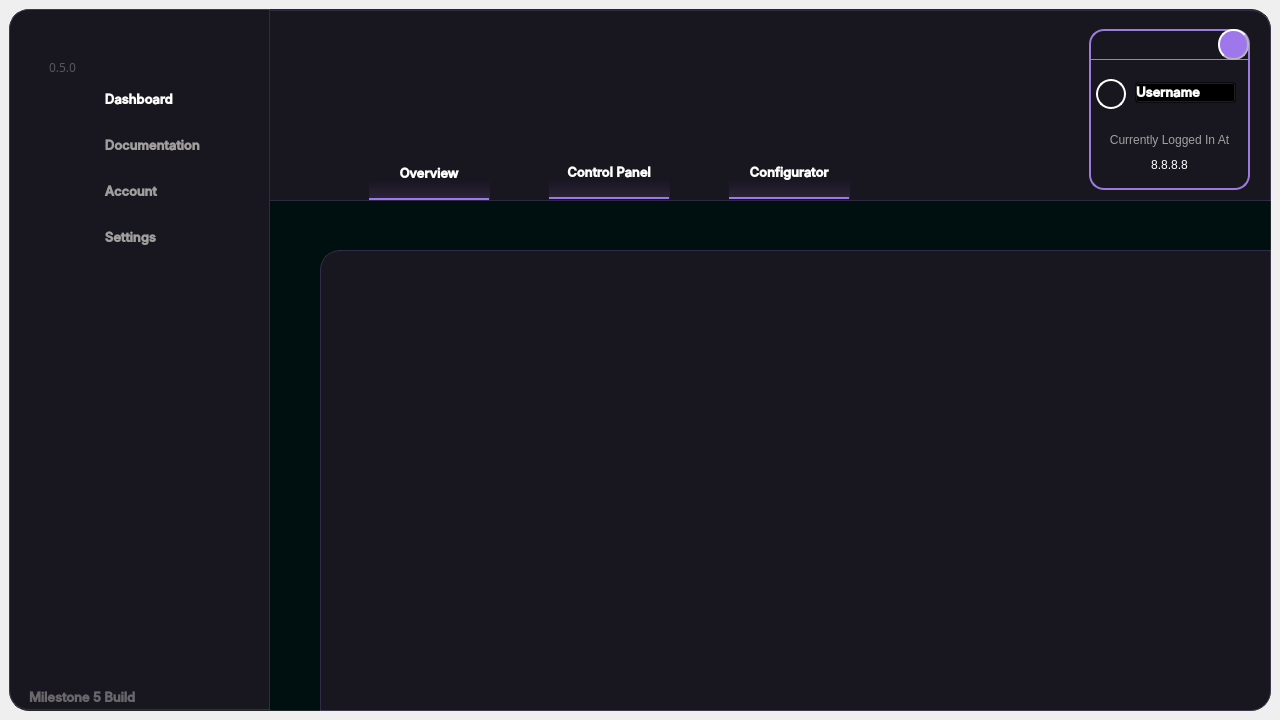
ameasere/Polaris, file UI/main.ui: the form before one commit.
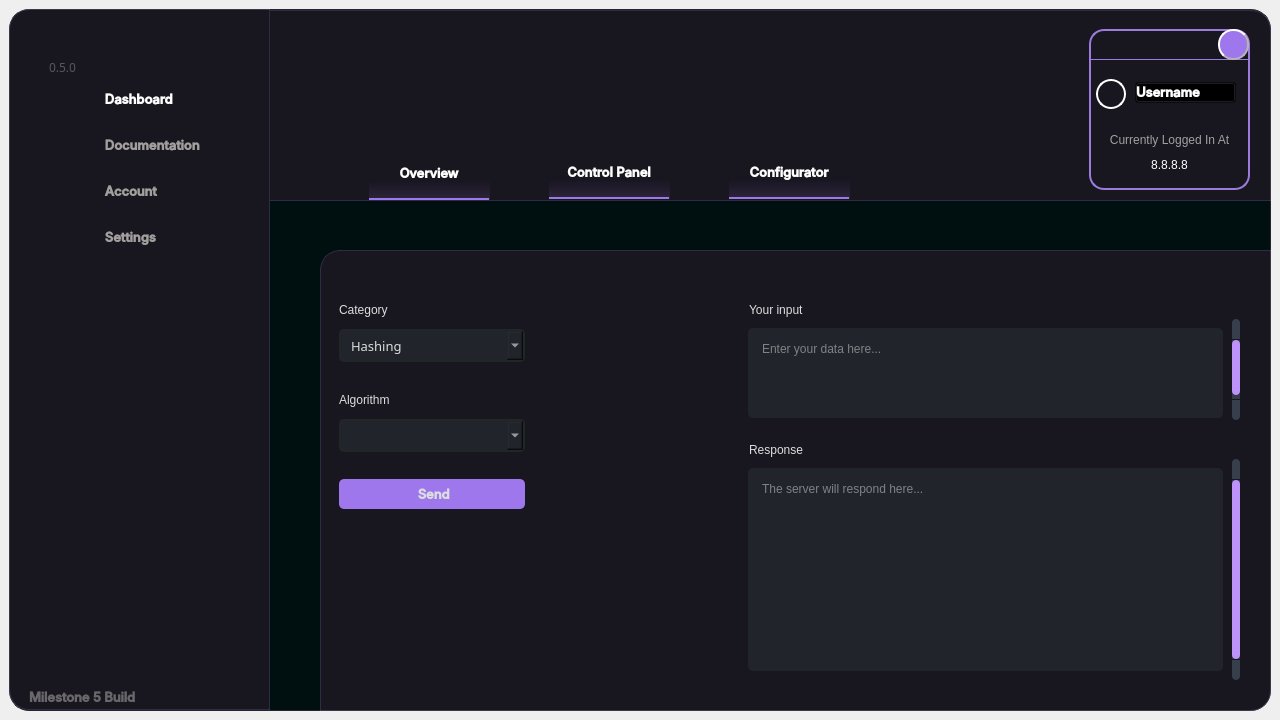
The form after the commit. The open tabs and pages were chosen to show the change. Icons and pictures are not drawn.

The edit to the form file:
```diff
--- a/UI/main.ui
+++ b/UI/main.ui
@@ -2697,8 +2697,449 @@
          </widget>
         </widget>
        </widget>
-       <widget class="QWidget" name="configurator"/>
-       <widget class="QWidget" name="controlpanel"/>
+       <widget class="QWidget" name="configurator">
+        <widget class="QLabel" name="addhsmtitle_2">
+         <property name="geometry">
+          <rect>
+           <x>0</x>
+           <y>90</y>
+           <width>931</width>
+           <height>51</height>
+          </rect>
+         </property>
+         <property name="styleSheet">
+          <string notr="true">font: 600 16pt &quot;Inter Medium&quot;;</string>
+         </property>
+         <property name="text">
+          <string>You're an early bird!</string>
+         </property>
+         <property name="alignment">
+          <set>Qt::AlignCenter</set>
+         </property>
+        </widget>
+        <widget class="QLabel" name="addhsmtitle_3">
+         <property name="geometry">
+          <rect>
+           <x>0</x>
+           <y>160</y>
+           <width>931</width>
+           <height>51</height>
+          </rect>
+         </property>
+         <property name="styleSheet">
+          <string notr="true">font: 600 14pt &quot;Inter Medium&quot;;
+color: #9e77ed;</string>
+         </property>
+         <property name="text">
+          <string>This panel is not ready yet. We want you to experience the best of Polaris, so this panel will be available to you once it is developed and tested enough to not cause disruption or headache for you!</string>
+         </property>
+         <property name="alignment">
+          <set>Qt::AlignCenter</set>
+         </property>
+         <property name="wordWrap">
+          <bool>true</bool>
+         </property>
+        </widget>
+        <widget class="QPushButton" name="btn_earlybird">
+         <property name="geometry">
+          <rect>
+           <x>370</x>
+           <y>250</y>
+           <width>181</width>
+           <height>41</height>
+          </rect>
+         </property>
+         <property name="minimumSize">
+          <size>
+           <width>120</width>
+           <height>15</height>
+          </size>
+         </property>
+         <property name="font">
+          <font>
+           <family>Inter Medium</family>
+           <pointsize>10</pointsize>
+           <italic>false</italic>
+           <bold>true</bold>
+          </font>
+         </property>
+         <property name="cursor">
+          <cursorShape>PointingHandCursor</cursorShape>
+         </property>
+         <property name="styleSheet">
+          <string notr="true">#btn_earlybird {
+background-color: rgba(222, 222, 222, 50);
+font: 600 10pt &quot;Inter Medium&quot;;
+text-align: center;
+border: 1px solid rgba(255, 255, 255, 150);
+border-radius: 5px;
+}
+#btn_earlybird:hover {
+background-color: rgba(222, 222, 222, 90);
+font: 600 10pt &quot;Inter Medium&quot;;
+text-align: center;
+border: 1px solid rgba(255, 255, 255, 150);
+border-radius: 5px;
+}
+#btn_earlybird:pressed {
+background-color: rgba(222, 222, 222, 150);
+font: 600 10pt &quot;Inter Medium&quot;;
+text-align: center;
+border: 1px solid rgba(255, 255, 255, 150);
+border-radius: 5px;
+}</string>
+         </property>
+         <property name="text">
+          <string>Return to Overview</string>
+         </property>
+         <property name="icon">
+          <iconset resource="resources.qrc">
+           <normaloff>:/icons/images/icons/arrow-left.png</normaloff>:/icons/images/icons/arrow-left.png</iconset>
+         </property>
+        </widget>
+       </widget>
+       <widget class="QWidget" name="controlpanel">
+        <widget class="QScrollArea" name="send_sa">
+         <property name="geometry">
+          <rect>
+           <x>410</x>
+           <y>200</y>
+           <width>501</width>
+           <height>221</height>
+          </rect>
+         </property>
+         <property name="styleSheet">
+          <string notr="true"> QScrollBar:vertical {
+    background: rgb(52, 59, 72);
+ }
+ QScrollBar:horizontal {
+    background: rgb(52, 59, 72);
+ }</string>
+         </property>
+         <property name="frameShape">
+          <enum>QFrame::NoFrame</enum>
+         </property>
+         <property name="verticalScrollBarPolicy">
+          <enum>Qt::ScrollBarAlwaysOn</enum>
+         </property>
+         <property name="horizontalScrollBarPolicy">
+          <enum>Qt::ScrollBarAsNeeded</enum>
+         </property>
+         <property name="widgetResizable">
+          <bool>true</bool>
+         </property>
+         <widget class="QWidget" name="scrollAreaWidgetContents">
+          <property name="geometry">
+           <rect>
+            <x>0</x>
+            <y>0</y>
+            <width>493</width>
+            <height>221</height>
+           </rect>
+          </property>
+          <property name="styleSheet">
+           <string notr="true"> QScrollBar:vertical {
+	border: none;
+    background: rgb(52, 59, 72);
+    width: 14px;
+    margin: 21px 0 21px 0;
+	border-radius: 0px;
+ }</string>
+          </property>
+          <layout class="QHBoxLayout" name="horizontalLayout_11">
+           <item>
+            <widget class="QPlainTextEdit" name="response_pte">
+             <property name="minimumSize">
+              <size>
+               <width>200</width>
+               <height>200</height>
+              </size>
+             </property>
+             <property name="styleSheet">
+              <string notr="true">background-color: rgb(33, 37, 43);
+font: 600 10pt &quot;Inter Medium&quot;;</string>
+             </property>
+             <property name="readOnly">
+              <bool>true</bool>
+             </property>
+             <property name="placeholderText">
+              <string>The server will respond here...</string>
+             </property>
+            </widget>
+           </item>
+          </layout>
+         </widget>
+        </widget>
+        <widget class="QLabel" name="hsmnamelabel_2">
+         <property name="geometry">
+          <rect>
+           <x>420</x>
+           <y>180</y>
+           <width>261</width>
+           <height>21</height>
+          </rect>
+         </property>
+         <property name="styleSheet">
+          <string notr="true">font: 600 10pt &quot;Inter Medium&quot;;</string>
+         </property>
+         <property name="text">
+          <string>Response</string>
+         </property>
+        </widget>
+        <widget class="QScrollArea" name="response_sa_2">
+         <property name="geometry">
+          <rect>
+           <x>410</x>
+           <y>60</y>
+           <width>501</width>
+           <height>101</height>
+          </rect>
+         </property>
+         <property name="styleSheet">
+          <string notr="true"> QScrollBar:vertical {
+    background: rgb(52, 59, 72);
+ }
+ QScrollBar:horizontal {
+    background: rgb(52, 59, 72);
+ }</string>
+         </property>
+         <property name="frameShape">
+          <enum>QFrame::NoFrame</enum>
+         </property>
+         <property name="verticalScrollBarPolicy">
+          <enum>Qt::ScrollBarAlwaysOn</enum>
+         </property>
+         <property name="horizontalScrollBarPolicy">
+          <enum>Qt::ScrollBarAsNeeded</enum>
+         </property>
+         <property name="widgetResizable">
+          <bool>true</bool>
+         </property>
+         <widget class="QWidget" name="scrollAreaWidgetContents_2">
+          <property name="geometry">
+           <rect>
+            <x>0</x>
+            <y>0</y>
+            <width>493</width>
+            <height>108</height>
+           </rect>
+          </property>
+          <property name="styleSheet">
+           <string notr="true"> QScrollBar:vertical {
+	border: none;
+    background: rgb(52, 59, 72);
+    width: 14px;
+    margin: 21px 0 21px 0;
+	border-radius: 0px;
+ }</string>
+          </property>
+          <layout class="QHBoxLayout" name="horizontalLayout_12">
+           <item>
+            <widget class="QPlainTextEdit" name="send_pte">
+             <property name="minimumSize">
+              <size>
+               <width>200</width>
+               <height>90</height>
+              </size>
+             </property>
+             <property name="styleSheet">
+              <string notr="true">background-color: rgb(33, 37, 43);
+font: 600 10pt &quot;Inter Medium&quot;;</string>
+             </property>
+             <property name="readOnly">
+              <bool>false</bool>
+             </property>
+             <property name="placeholderText">
+              <string>Enter your data here...</string>
+             </property>
+            </widget>
+           </item>
+          </layout>
+         </widget>
+        </widget>
+        <widget class="QLabel" name="hsmnamelabel_3">
+         <property name="geometry">
+          <rect>
+           <x>420</x>
+           <y>40</y>
+           <width>261</width>
+           <height>21</height>
+          </rect>
+         </property>
+         <property name="styleSheet">
+          <string notr="true">font: 600 10pt &quot;Inter Medium&quot;;</string>
+         </property>
+         <property name="text">
+          <string>Your input</string>
+         </property>
+        </widget>
+        <widget class="QComboBox" name="category_dd">
+         <property name="geometry">
+          <rect>
+           <x>10</x>
+           <y>70</y>
+           <width>186</width>
+           <height>33</height>
+          </rect>
+         </property>
+         <property name="font">
+          <font>
+           <family>Inter Medium 400</family>
+           <pointsize>10</pointsize>
+           <italic>false</italic>
+           <bold>false</bold>
+          </font>
+         </property>
+         <property name="autoFillBackground">
+          <bool>false</bool>
+         </property>
+         <property name="styleSheet">
+          <string notr="true">background-color: rgb(33, 37, 43);</string>
+         </property>
+         <property name="iconSize">
+          <size>
+           <width>16</width>
+           <height>16</height>
+          </size>
+         </property>
+         <property name="frame">
+          <bool>true</bool>
+         </property>
+         <item>
+          <property name="text">
+           <string>Hashing</string>
+          </property>
+         </item>
+         <item>
+          <property name="text">
+           <string>Encryption</string>
+          </property>
+         </item>
+         <item>
+          <property name="text">
+           <string>Generators</string>
+          </property>
+         </item>
+        </widget>
+        <widget class="QLabel" name="hsmnamelabel_4">
+         <property name="geometry">
+          <rect>
+           <x>10</x>
+           <y>40</y>
+           <width>181</width>
+           <height>21</height>
+          </rect>
+         </property>
+         <property name="styleSheet">
+          <string notr="true">font: 600 10pt &quot;Inter Medium&quot;;</string>
+         </property>
+         <property name="text">
+          <string>Category</string>
+         </property>
+        </widget>
+        <widget class="QLabel" name="hsmnamelabel_5">
+         <property name="geometry">
+          <rect>
+           <x>10</x>
+           <y>130</y>
+           <width>181</width>
+           <height>21</height>
+          </rect>
+         </property>
+         <property name="styleSheet">
+          <string notr="true">font: 600 10pt &quot;Inter Medium&quot;;</string>
+         </property>
+         <property name="text">
+          <string>Algorithm</string>
+         </property>
+        </widget>
+        <widget class="QComboBox" name="algorithm_dd">
+         <property name="geometry">
+          <rect>
+           <x>10</x>
+           <y>160</y>
+           <width>186</width>
+           <height>33</height>
+          </rect>
+         </property>
+         <property name="font">
+          <font>
+           <family>Inter Medium 400</family>
+           <pointsize>10</pointsize>
+           <italic>false</italic>
+           <bold>false</bold>
+          </font>
+         </property>
+         <property name="autoFillBackground">
+          <bool>false</bool>
+         </property>
+         <property name="styleSheet">
+          <string notr="true">background-color: rgb(33, 37, 43);</string>
+         </property>
+         <property name="iconSize">
+          <size>
+           <width>16</width>
+           <height>16</height>
+          </size>
+         </property>
+         <property name="frame">
+          <bool>true</bool>
+         </property>
+        </widget>
+        <widget class="QPushButton" name="btn_sendcommand">
+         <property name="geometry">
+          <rect>
+           <x>10</x>
+           <y>220</y>
+           <width>186</width>
+           <height>30</height>
+          </rect>
+         </property>
+         <property name="minimumSize">
+          <size>
+           <width>150</width>
+           <height>30</height>
+          </size>
+         </property>
+         <property name="font">
+          <font>
+           <family>Inter Medium</family>
+           <pointsize>10</pointsize>
+           <italic>false</italic>
+           <bold>true</bold>
+          </font>
+         </property>
+         <property name="cursor">
+          <cursorShape>PointingHandCursor</cursorShape>
+         </property>
+         <property name="styleSheet">
+          <string notr="true">QPushButton {
+background-color: #9e77ed;
+font: 600 10pt &quot;Inter Medium&quot;;
+border-radius: 5px;
+}
+QPushButton:hover {
+	background-color: rgb(168, 128, 255);
+	border-radius: 4px;
+}
+QPushButton:pressed {	
+	background-color: rgb(255, 243, 239);
+	font: 600 10pt &quot;Inter Medium&quot;;
+	icon: url(:/icons/images/icons/log-in_purple.png);
+	color: #9e77ed;
+	border-radius: 5px;
+}
+</string>
+         </property>
+         <property name="text">
+          <string> Send</string>
+         </property>
+         <property name="icon">
+          <iconset resource="resources.qrc">
+           <normaloff>:/icons/images/icons/send.png</normaloff>:/icons/images/icons/send.png</iconset>
+         </property>
+        </widget>
+       </widget>
       </widget>
       <widget class="QFrame" name="dragBar">
        <property name="geometry">
```
Left out of the diff: 2 changed lines with no effect on the pictures.
